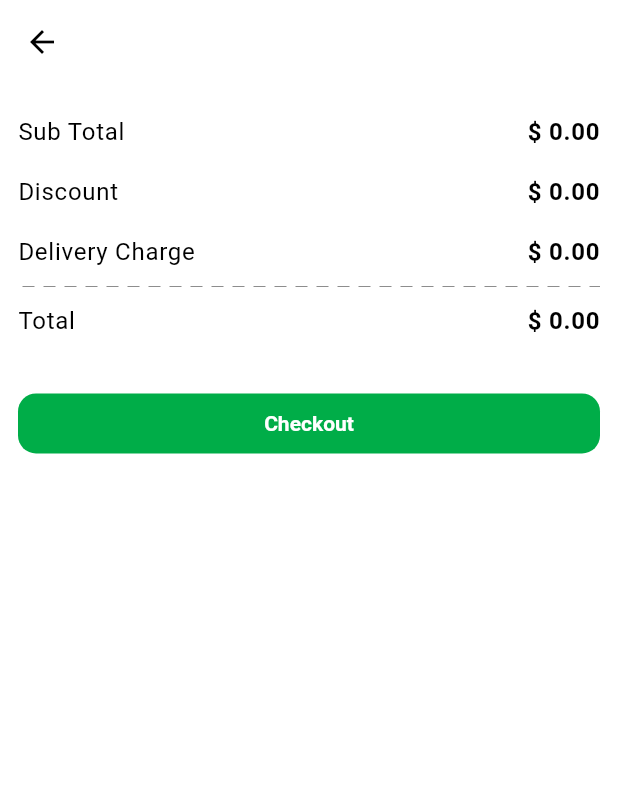
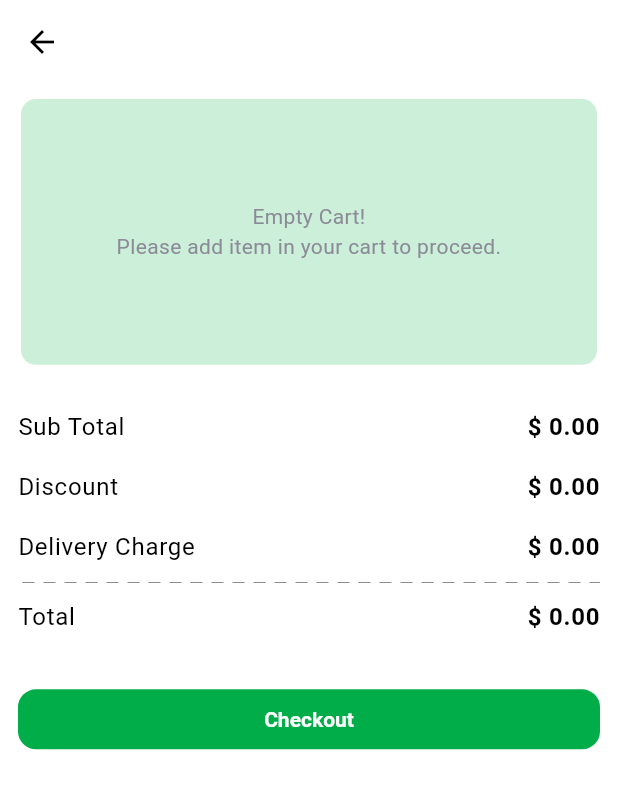
Before and after one commit to rabzkhan/food-247, a Flutter app: the CartPage screen opened directly, on a phone screen of 412 x 824 dp. Shown: the top 789 px of the screen. Run offline on Flutter 3.47's test engine with Material 3 defaults, Android fonts, the phone set to English and light mode, and no system bars; our stand-ins replace cached_network_image, carousel_slider, country_code_picker, dio, flutter_screenutil, flutter_svg and 9 more; accounts and stored records are empty; network calls fail; Roboto replaces fonts that are missing (Gilroy).

```diff
--- a/lib/core/components/product_images_slider.dart
+++ b/lib/core/components/product_images_slider.dart
@@ -1,5 +1,4 @@
 import 'package:flutter/material.dart';
-import 'package:flutter_svg/svg.dart';
 
 import '../../views/home/components/animated_dots.dart';
 import '../constants/constants.dart';
--- a/lib/core/controllers/cart_controller.dart
+++ b/lib/core/controllers/cart_controller.dart
@@ -54,4 +54,10 @@ class CartController extends GetxController {
     }
     totalPrice.value = total;
   }
+
+  clearCart() {
+    cartItems.clear();
+    currentQuantiy = 1.obs;
+    totalPrice = 0.0.obs;
+  }
 }
--- a/lib/core/controllers/location_controller.dart
+++ b/lib/core/controllers/location_controller.dart
@@ -8,7 +8,6 @@ import 'package:google_maps_flutter/google_maps_flutter.dart';
 import 'package:logger/logger.dart';
 
 import '../components/custom_snackbar.dart';
-import '../components/local_db.dart';
 import '../constants/api_urls.dart';
 import '../network/api_client.dart';
 import '../network/api_header.dart';
--- a/lib/core/controllers/product_controller.dart
+++ b/lib/core/controllers/product_controller.dart
@@ -4,7 +4,6 @@ import 'package:food/core/models/product_details_model.dart';
 import 'package:get/get.dart';
 import 'package:get/get_rx/get_rx.dart';
 import 'package:get/get_rx/src/rx_types/rx_types.dart';
-import 'package:logger/logger.dart';
 
 import '../constants/api_urls.dart';
 import '../network/api_client.dart';
--- a/lib/views/auth/login_page.dart
+++ b/lib/views/auth/login_page.dart
@@ -2,9 +2,7 @@ import 'package:country_code_picker/country_code_picker.dart';
 import 'package:flutter/material.dart';
 import 'package:flutter/services.dart';
 import 'package:flutter_svg/svg.dart';
-import 'package:food/core/constants/app_images.dart';
 import 'package:get/get.dart';
-import '../../core/components/network_image.dart';
 import '../../core/constants/constants.dart';
 import '../../core/controllers/auth_controller.dart';
 import '../../core/themes/app_themes.dart';
--- a/lib/views/cart/cart_page.dart
+++ b/lib/views/cart/cart_page.dart
@@ -1,9 +1,11 @@
 import 'package:flutter/material.dart';
+import 'package:flutter_screenutil/flutter_screenutil.dart';
 import 'package:food/core/controllers/cart_controller.dart';
 import 'package:food/views/checkout/checkout_page.dart';
 import 'package:get/get.dart';
-import 'package:logger/logger.dart';
 import '../../core/components/dotted_divider.dart';
+import '../../core/components/toast_message.dart';
+import '../../core/constants/app_colors.dart';
 import '../../core/constants/app_defaults.dart';
 import 'components/item_row.dart';
 import 'components/single_cart_item_tile.dart';
@@ -32,7 +34,28 @@ class _CartPageState extends State<CartPage> {
           const SliverAppBar(),
           SliverToBoxAdapter(
             child: Obx(
-              () => ListView.builder(
+              () {
+                if (cartController.cartItems.isEmpty) {
+                  return Container(
+                    height: 200.h,
+                    margin: const EdgeInsets.symmetric(vertical: 10, horizontal: 14),
+                    padding: const EdgeInsets.symmetric(vertical: 10, horizontal: 14),
+                    width: double.infinity,
+                    decoration: BoxDecoration(
+                      borderRadius: BorderRadius.circular(10),
+                      color: AppColors.primary.withOpacity(
+                        0.2,
+                      ),
+                    ),
+                    child: const Center(
+                      child: Text(
+                        "Empty Cart!\nPlease add item in your cart to proceed.",
+                        textAlign: TextAlign.center,
+                      ),
+                    ),
+                  );
+                }
+                return ListView.builder(
                   padding: EdgeInsets.zero,
                   itemCount: cartController.cartItems.length,
                   shrinkWrap: true,
@@ -42,7 +65,8 @@ class _CartPageState extends State<CartPage> {
                       cartItem: cartController.cartItems[index],
                     );
                   },
-              ),
+                );
+              },
             ),
           ),
           SliverToBoxAdapter(
@@ -80,7 +104,11 @@ class _CartPageState extends State<CartPage> {
                 padding: const EdgeInsets.all(AppDefaults.padding),
                 child: ElevatedButton(
                   onPressed: () {
+                    if (cartController.cartItems.isEmpty) {
+                      showToast("Your cart is empty");
+                    } else {
                       Get.to(() => const CheckoutPage());
+                    }
                   },
                   child: const Text('Checkout'),
                 ),
--- a/lib/views/checkout/checkout_page.dart
+++ b/lib/views/checkout/checkout_page.dart
@@ -2,7 +2,6 @@ import 'package:flutter/material.dart';
 import 'package:flutter_screenutil/flutter_screenutil.dart';
 import 'package:food/core/controllers/checkout_controller.dart';
 import 'package:get/get.dart';
-import 'package:logger/logger.dart';
 
 import '../../core/components/app_back_button.dart';
 import '../../core/components/custom_snackbar.dart';
--- a/lib/views/home/popular_pack_page.dart
+++ b/lib/views/home/popular_pack_page.dart
@@ -2,7 +2,6 @@ import 'package:flutter/material.dart';
 import 'package:flutter_svg/svg.dart';
 
 import '../../core/components/app_back_button.dart';
-import '../../core/components/product_card_widget.dart';
 import '../../core/constants/constants.dart';
 
 class PopularPackPage extends StatelessWidget {
--- a/lib/views/home/search_result_page.dart
+++ b/lib/views/home/search_result_page.dart
@@ -1,6 +1,5 @@
 import 'package:flutter/material.dart';
 import 'package:flutter_svg/svg.dart';
-import 'package:food/core/components/product_card_widget.dart';
 
 import '../../core/components/app_back_button.dart';
 import '../../core/constants/constants.dart';
--- a/lib/views/menu/menu_page.dart
+++ b/lib/views/menu/menu_page.dart
@@ -1,8 +1,6 @@
 import 'package:flutter/material.dart';
 import 'package:flutter_screenutil/flutter_screenutil.dart';
-import 'package:flutter_svg/flutter_svg.dart';
 import 'package:food/core/controllers/home_controller.dart';
-import 'package:food/views/cart/cart_page.dart';
 import 'package:get/get.dart';
 
 import '../../core/components/product_card_widget.dart';
--- a/lib/views/parent/parent_page.dart
+++ b/lib/views/parent/parent_page.dart
@@ -1,14 +1,10 @@
 import 'package:animations/animations.dart';
 import 'package:flutter/material.dart';
-import 'package:flutter_svg/svg.dart';
-import 'package:food/core/constants/app_icons.dart';
 import 'package:food/views/order/my_order_page.dart';
 import '../../core/constants/app_colors.dart';
 import '../../core/constants/app_defaults.dart';
-import '../cart/cart_page.dart';
 import '../home/home_page.dart';
 import '../menu/menu_page.dart';
-import '../menu/single_menu_page.dart';
 import '../profile/profile_page.dart';
 import 'components/app_navigation_bar.dart';
 
@@ -33,7 +29,7 @@ class _ParentPageState extends State<ParentPage> {
   /// All the pages
   List<Widget> pages = [
     const HomePage(),
-    MenuPage(),
+    const MenuPage(),
     const AllOrderPage(),
     const ProfilePage(),
   ];
--- a/lib/views/profile/components/profile_header_options.dart
+++ b/lib/views/profile/components/profile_header_options.dart
@@ -3,7 +3,6 @@ import 'package:get/get.dart';
 
 import '../../../core/constants/constants.dart';
 import '../address/address_page.dart';
-import '../address/new_address_page.dart';
 import 'profile_squre_tile.dart';
 
 class ProfileHeaderOptions extends StatelessWidget {
```
Also changed, not shown: lib/core/controllers/checkout_controller.dart (+5 -4 lines), lib/views/home/order_successfull_page.dart (+15 -13 lines), lib/views/home/product_details_page.dart (+7 -9 lines), lib/views/order/components/tab_all.dart (deleted, +0 -50 lines), lib/views/order/my_order_page.dart (+43 -14 lines), lib/views/profile/components/profile_menu_options.dart (+6 -6 lines), 1 other file. Lines whose indentation alone changed are shown as unchanged.
